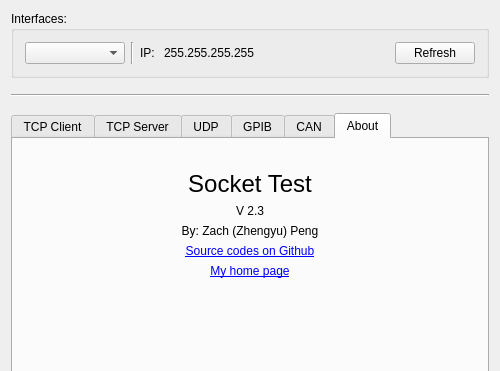
Before: the Qt Designer form mainwindow.ui in rookiepeng/comm-test, drawn with Qt 5; both pictures show x 0 to 500 and y 0 to 371 of the 500 by 600 pixel window.
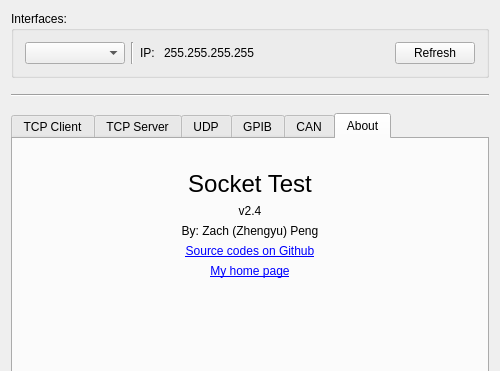
After: the same form once the commit is applied. The open tabs and pages were chosen to show the change. Icons and pictures are not drawn.

```diff
--- a/mainwindow.ui
+++ b/mainwindow.ui
@@ -800,7 +800,7 @@
         <item>
          <widget class="QLabel" name="label_AppVersion">
           <property name="text">
-           <string>V 2.3</string>
+           <string>v2.4</string>
           </property>
           <property name="alignment">
            <set>Qt::AlignCenter</set>
```
